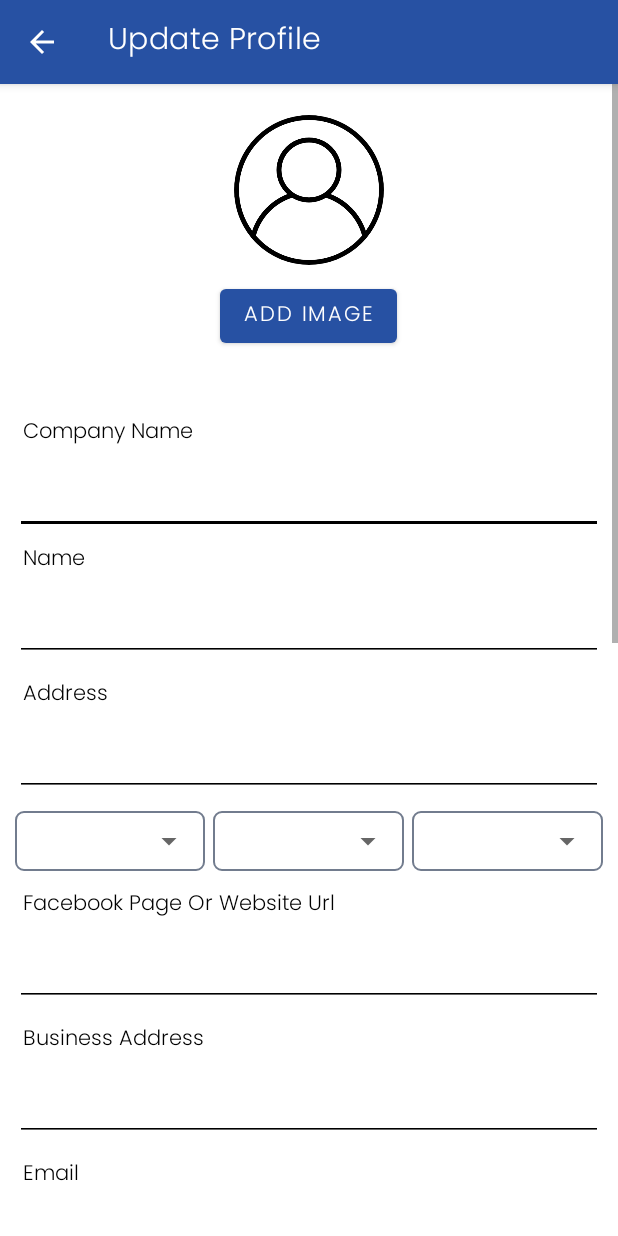
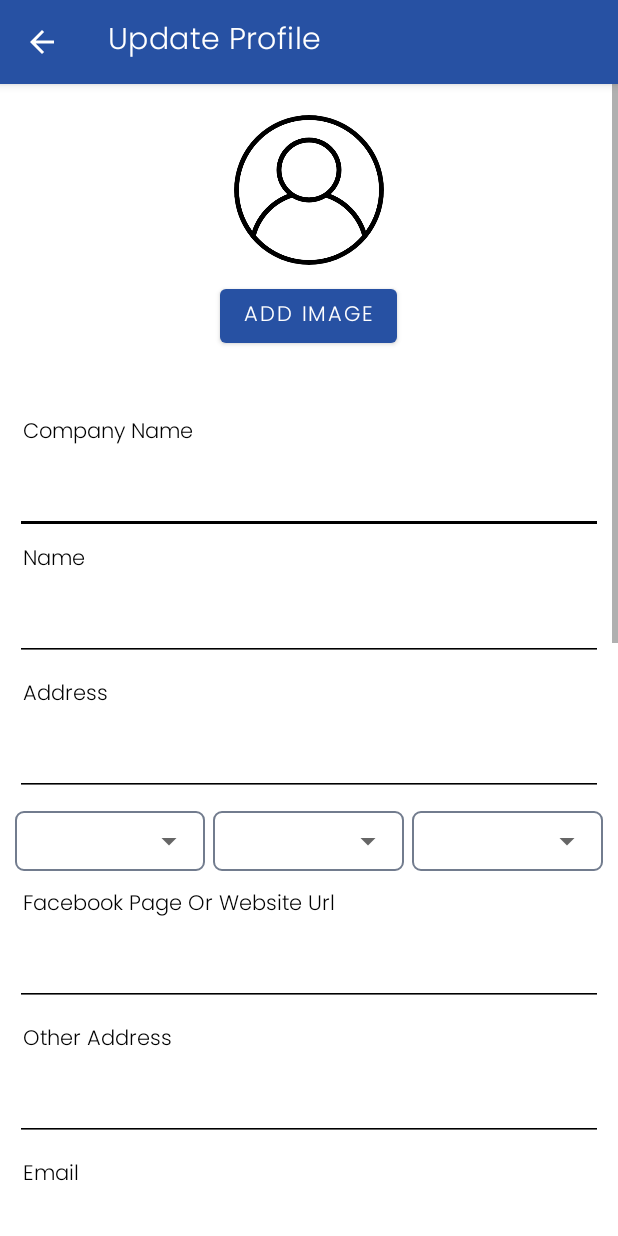
Before and after one commit to sabbir073/merchant-app-velocita, an Android app: the UpdateProfileActivity screen opened directly, with no data from a screen before it, on a phone screen of 412 x 824 dp. Run offline under Robolectric (Android 15) with nearby library versions, the phone set to English and light mode, and no system bars; our stand-ins replace CircleImageView; network calls fail; 1 statement that could not run was skipped.

Commit message:
new Update

```diff
--- a/app/src/main/res/layout/activity_update_profile.xml
+++ b/app/src/main/res/layout/activity_update_profile.xml
@@ -54,6 +54,7 @@
 
                 <EditText
                     android:id="@+id/take_cName"
+                    android:editable="false"
                     android:layout_width="match_parent"
                     android:layout_height="wrap_content"
                     android:backgroundTint="@color/black"
@@ -68,6 +69,7 @@
 
                 <EditText
                     android:id="@+id/take_name"
+                    android:editable="false"
                     android:layout_width="match_parent"
                     android:layout_height="wrap_content"
                     android:backgroundTint="@color/black"
@@ -165,7 +167,7 @@
                     android:layout_height="wrap_content"
                     android:layout_marginTop="5dp"
                     android:padding="5dp"
-                    android:text="Business Address"
+                    android:text="Other Address"
                     android:textColor="#000" />
 
                 <EditText
@@ -201,6 +203,7 @@
 
                 <EditText
                     android:id="@+id/take_phn"
+                    android:editable="false"
                     android:layout_width="match_parent"
                     android:layout_height="wrap_content"
                     android:backgroundTint="@color/black"
--- a/app/src/main/res/values/strings.xml
+++ b/app/src/main/res/values/strings.xml
@@ -9,7 +9,7 @@
     </string>
 
     <string name="weight_write">
-        Weight<font color='red'>  * </font>
+        Weight (KG)<font color='red'>  * </font>
     </string>
 
 
```
Also changed, not shown: app/src/main/res/drawable/parcelwala.png.
